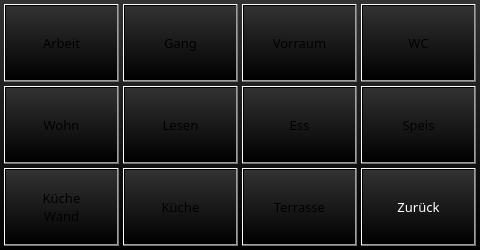
Old version of the form projects/klaus_visu_ap420/egwindow.ui in the repository busmaster/homebus.
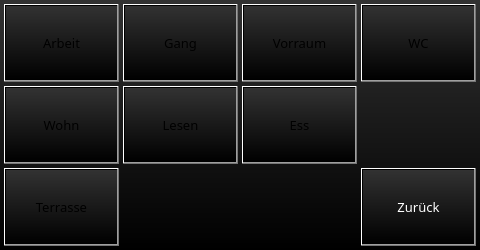
New version of the form.

```diff
--- a/projects/klaus_visu_ap420/egwindow.ui
+++ b/projects/klaus_visu_ap420/egwindow.ui
@@ -88,64 +88,6 @@
     <string>Wohn</string>
    </property>
   </widget>
-  <widget class="QPushButton" name="pushButtonLightKueche">
-   <property name="geometry">
-    <rect>
-     <x>123</x>
-     <y>168</y>
-     <width>115</width>
-     <height>78</height>
-    </rect>
-   </property>
-   <property name="sizePolicy">
-    <sizepolicy hsizetype="Fixed" vsizetype="Fixed">
-     <horstretch>0</horstretch>
-     <verstretch>0</verstretch>
-    </sizepolicy>
-   </property>
-   <property name="text">
-    <string>Küche</string>
-   </property>
-  </widget>
-  <widget class="QPushButton" name="pushButtonLightKuecheWand">
-   <property name="geometry">
-    <rect>
-     <x>4</x>
-     <y>168</y>
-     <width>115</width>
-     <height>78</height>
-    </rect>
-   </property>
-   <property name="sizePolicy">
-    <sizepolicy hsizetype="Fixed" vsizetype="Fixed">
-     <horstretch>0</horstretch>
-     <verstretch>0</verstretch>
-    </sizepolicy>
-   </property>
-   <property name="text">
-    <string>Küche
-Wand</string>
-   </property>
-  </widget>
-  <widget class="QPushButton" name="pushButtonLightSpeis">
-   <property name="geometry">
-    <rect>
-     <x>361</x>
-     <y>86</y>
-     <width>115</width>
-     <height>78</height>
-    </rect>
-   </property>
-   <property name="sizePolicy">
-    <sizepolicy hsizetype="Fixed" vsizetype="Fixed">
-     <horstretch>0</horstretch>
-     <verstretch>0</verstretch>
-    </sizepolicy>
-   </property>
-   <property name="text">
-    <string>Speis</string>
-   </property>
-  </widget>
   <widget class="QPushButton" name="pushButtonLightArbeit">
    <property name="geometry">
     <rect>
@@ -228,7 +170,7 @@
   <widget class="QPushButton" name="pushButtonLightTerrasse">
    <property name="geometry">
     <rect>
-     <x>242</x>
+     <x>4</x>
      <y>168</y>
      <width>115</width>
      <height>78</height>
```
Left out of the diff: 12 changed lines with no effect on the pictures.
